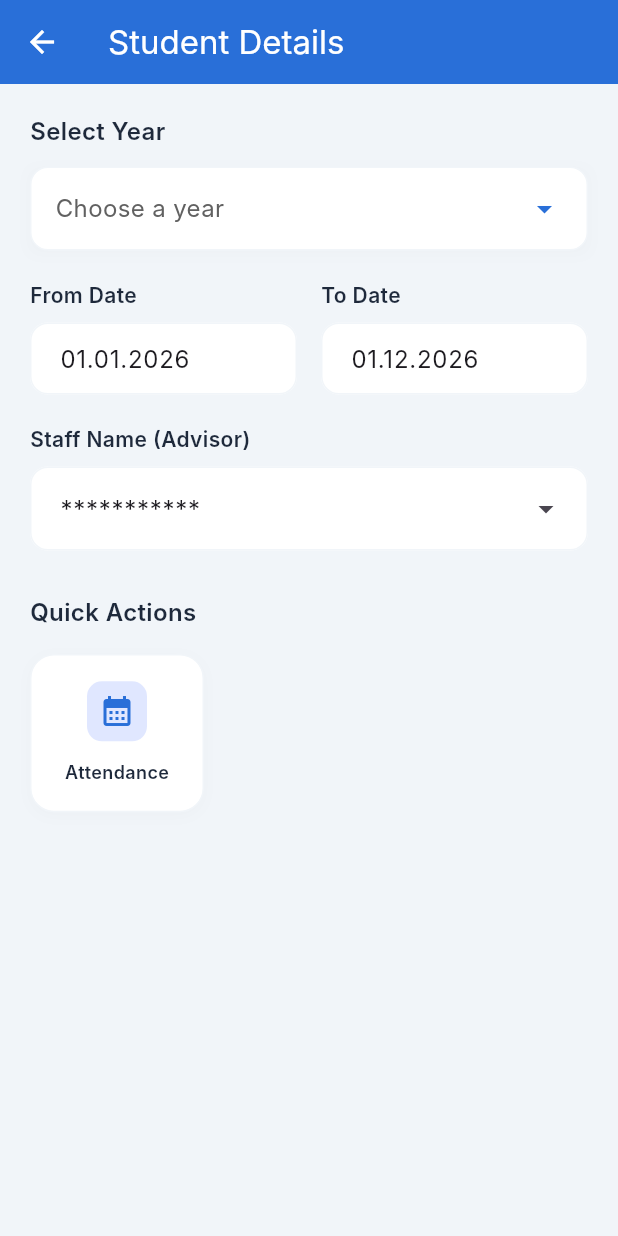
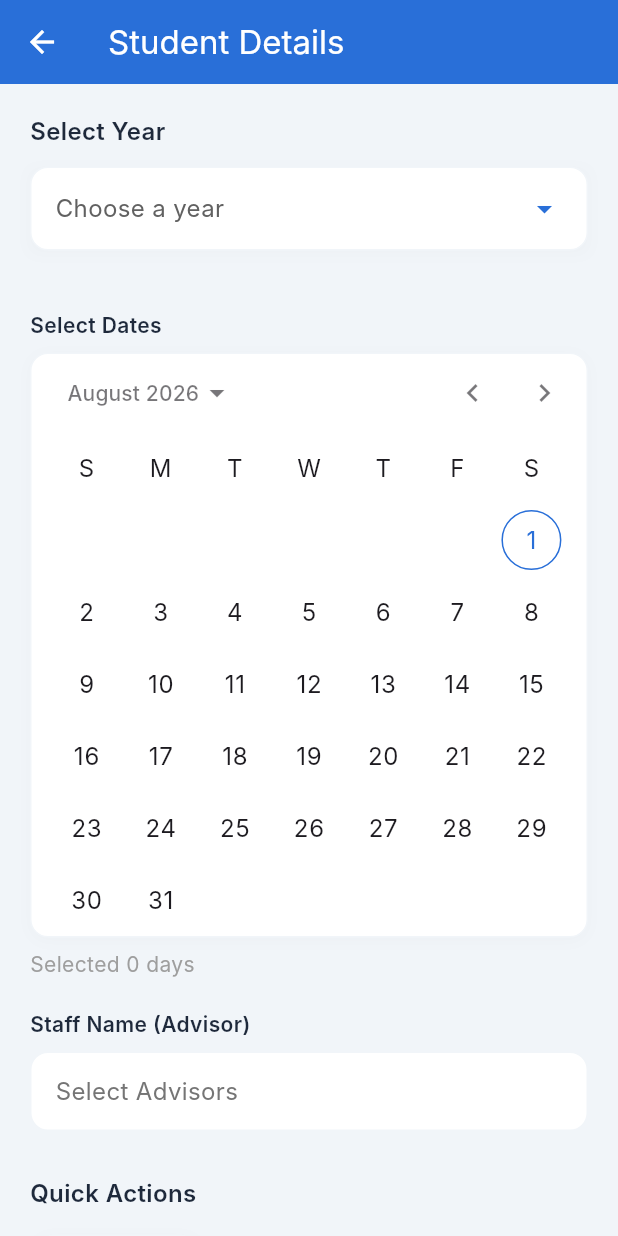
Before and after one commit to gohul2056-star/it_letter_pad, a Flutter app: the StudentDetailsScreen screen opened directly, on a phone screen of 412 x 824 dp. Run offline on Flutter 3.47's test engine with Material 3 defaults, Android fonts, the phone set to English and light mode, and no system bars; drawn by our look-alikes of calendar_date_picker2; our stand-ins replace google_fonts, pdf, printing; missing offline and left inert: excel, file_selector; Roboto replaces fonts that are missing (Inter).

```diff
--- a/lib/pdf_generator_service.dart
+++ b/lib/pdf_generator_service.dart
@@ -194,7 +194,11 @@ class PdfGeneratorService {
                     pw.Column(
                       crossAxisAlignment: pw.CrossAxisAlignment.center,
                       children: [
-                        pw.Text(advisor.isNotEmpty ? advisor : 'Ms. K. Ramya Thamizharasi, AP/IT', style: pw.TextStyle(font: englishBold, fontSize: 10)),
+                        pw.Text(
+                          (advisor.isNotEmpty ? advisor : 'Ms. K. Ramya Thamizharasi, AP/IT').replaceAll(' & ', '\n'),
+                          style: pw.TextStyle(font: englishBold, fontSize: 10),
+                          textAlign: pw.TextAlign.center,
+                        ),
                         pw.SizedBox(height: 2),
                         pwAdvTitle,
                       ]
--- a/lib/student_details.dart
+++ b/lib/student_details.dart
@@ -1,5 +1,7 @@
 import 'dart:typed_data';
 import 'package:flutter/material.dart';
+import 'package:calendar_date_picker2/calendar_date_picker2.dart';
+import 'package:intl/intl.dart';
 import 'attendance_screen.dart';
 import 'pdf_generator_service.dart';
 
@@ -14,14 +16,22 @@ class _StudentDetailsScreenState extends State<StudentDetailsScreen> {
   String? _selectedYear;
   Uint8List? _excelBytes;
   final PdfGeneratorService _pdfService = PdfGeneratorService();
-  final TextEditingController _fromDateController = TextEditingController(text: '01.01.${DateTime.now().year}');
-  final TextEditingController _toDateController = TextEditingController(text: '01.12.${DateTime.now().year}');
-  final TextEditingController _advisorController = TextEditingController(text: '***********');
+  List<DateTime?> _selectedDates = [];
+  final TextEditingController _advisorController = TextEditingController(text: '');
+
+  final List<String> _staffOptions = [
+    'Dr. R. Chithra Devi',
+    'Mrs. K.P. Ramya',
+    'Ms. K. Ramya Thamizharasi',
+    'Mrs. N. Rajeswari',
+    'Mr. J.Amos Viyanikaran',
+    'Mrs. M. Petchithai',
+    'Mrs. A. Shilba',
+  ];
+  List<String> _selectedStaff = [];
 
   @override
   void dispose() {
-    _fromDateController.dispose();
-    _toDateController.dispose();
     _advisorController.dispose();
     super.dispose();
   }
@@ -116,75 +126,97 @@ class _StudentDetailsScreenState extends State<StudentDetailsScreen> {
               ),
             ),
             const SizedBox(height: 20),
-            Row(
-              children: [
-                Expanded(
-                  child: Column(
-                    crossAxisAlignment: CrossAxisAlignment.start,
-                    children: [
-                      const Text('From Date', style: TextStyle(fontWeight: FontWeight.w600, color: Color(0xFF1E293B))),
-                      const SizedBox(height: 8),
-                      TextField(
-                        controller: _fromDateController,
-                        decoration: InputDecoration(
-                          filled: true,
-                          fillColor: Colors.white,
-                          contentPadding: const EdgeInsets.symmetric(horizontal: 16),
-                          border: OutlineInputBorder(borderRadius: BorderRadius.circular(12), borderSide: const BorderSide(color: Color(0xFFF1F5F9))),
-                          enabledBorder: OutlineInputBorder(borderRadius: BorderRadius.circular(12), borderSide: const BorderSide(color: Color(0xFFF1F5F9))),
-                          focusedBorder: OutlineInputBorder(borderRadius: BorderRadius.circular(12), borderSide: const BorderSide(color: Color(0xFF296FD8))),
-                        ),
-                      ),
-                    ],
+            const SizedBox(height: 20),
+            const Text('Select Dates', style: TextStyle(fontWeight: FontWeight.w600, color: Color(0xFF1E293B))),
+            const SizedBox(height: 8),
+            Container(
+              decoration: BoxDecoration(
+                color: Colors.white,
+                borderRadius: BorderRadius.circular(12),
+                border: Border.all(color: const Color(0xFFF1F5F9)),
+                boxShadow: [
+                  BoxShadow(
+                    color: Colors.black.withOpacity(0.02),
+                    blurRadius: 8,
+                    offset: const Offset(0, 2),
                   ),
+                ],
+              ),
+              child: CalendarDatePicker2(
+                config: CalendarDatePicker2Config(
+                  calendarType: CalendarDatePicker2Type.multi,
+                  selectedDayHighlightColor: const Color(0xFF296FD8),
                 ),
-                const SizedBox(width: 16),
-                Expanded(
-                  child: Column(
-                    crossAxisAlignment: CrossAxisAlignment.start,
-                    children: [
-                      const Text('To Date', style: TextStyle(fontWeight: FontWeight.w600, color: Color(0xFF1E293B))),
-                      const SizedBox(height: 8),
-                      TextField(
-                        controller: _toDateController,
-                        decoration: InputDecoration(
-                          filled: true,
-                          fillColor: Colors.white,
-                          contentPadding: const EdgeInsets.symmetric(horizontal: 16),
-                          border: OutlineInputBorder(borderRadius: BorderRadius.circular(12), borderSide: const BorderSide(color: Color(0xFFF1F5F9))),
-                          enabledBorder: OutlineInputBorder(borderRadius: BorderRadius.circular(12), borderSide: const BorderSide(color: Color(0xFFF1F5F9))),
-                          focusedBorder: OutlineInputBorder(borderRadius: BorderRadius.circular(12), borderSide: const BorderSide(color: Color(0xFF296FD8))),
-                        ),
-                      ),
-                    ],
-                  ),
-                ),
-              ],
+                value: _selectedDates,
+                onValueChanged: (dates) => setState(() => _selectedDates = dates),
+              ),
             ),
+            const SizedBox(height: 8),
+            Text('Selected ${_selectedDates.where((d) => d != null).length} days', style: const TextStyle(color: Colors.grey)),
             const SizedBox(height: 20),
             const Text('Staff Name (Advisor)', style: TextStyle(fontWeight: FontWeight.w600, color: Color(0xFF1E293B))),
             const SizedBox(height: 8),
-            DropdownMenu<String>(
-              controller: _advisorController,
-              initialSelection: 'Enter or Select Name',
-              width: MediaQuery.of(context).size.width - 40,
-              inputDecorationTheme: InputDecorationTheme(
-                filled: true,
-                fillColor: Colors.white,
-                contentPadding: const EdgeInsets.symmetric(horizontal: 16),
-                border: OutlineInputBorder(borderRadius: BorderRadius.circular(12), borderSide: const BorderSide(color: Color(0xFFF1F5F9))),
-                enabledBorder: OutlineInputBorder(borderRadius: BorderRadius.circular(12), borderSide: const BorderSide(color: Color(0xFFF1F5F9))),
-                focusedBorder: OutlineInputBorder(borderRadius: BorderRadius.circular(12), borderSide: const BorderSide(color: Color(0xFF296FD8))),
+            GestureDetector(
+              onTap: () async {
+                final selected = await showDialog<List<String>>(
+                  context: context,
+                  builder: (context) {
+                    List<String> tempSelected = List.from(_selectedStaff);
+                    return StatefulBuilder(
+                      builder: (context, setState) {
+                        return AlertDialog(
+                          title: const Text('Select Advisors'),
+                          content: SingleChildScrollView(
+                            child: Column(
+                              mainAxisSize: MainAxisSize.min,
+                              children: _staffOptions.map((staff) {
+                                return CheckboxListTile(
+                                  title: Text(staff),
+                                  value: tempSelected.contains(staff),
+                                  onChanged: (bool? value) {
+                                    setState(() {
+                                      if (value == true) {
+                                        tempSelected.add(staff);
+                                      } else {
+                                        tempSelected.remove(staff);
+                                      }
+                                    });
+                                  },
+                                );
+                              }).toList(),
+                            ),
+                          ),
+                          actions: [
+                            TextButton(onPressed: () => Navigator.pop(context), child: const Text('Cancel')),
+                            TextButton(onPressed: () => Navigator.pop(context, tempSelected), child: const Text('OK')),
+                          ],
+                        );
+                      }
+                    );
+                  }
+                );
+                if (selected != null) {
+                  setState(() {
+                    _selectedStaff = selected;
+                    _advisorController.text = _selectedStaff.join(' & ');
+                  });
+                }
+              },
+              child: Container(
+                width: MediaQuery.of(context).size.width - 40,
+                padding: const EdgeInsets.symmetric(horizontal: 16, vertical: 14),
+                decoration: BoxDecoration(
+                  color: Colors.white,
+                  border: Border.all(color: const Color(0xFFF1F5F9)),
+                  borderRadius: BorderRadius.circular(12),
+                ),
+                child: Text(
+                  _selectedStaff.isEmpty ? 'Select Advisors' : _selectedStaff.join(' & '),
+                  style: TextStyle(fontSize: 16, color: _selectedStaff.isEmpty ? Colors.grey[600] : const Color(0xFF1E293B)),
+                  maxLines: 1,
+                  overflow: TextOverflow.ellipsis,
+                ),
               ),
-              dropdownMenuEntries: const [
-                DropdownMenuEntry(value: 'Dr. R. Chithra Devi', label: 'Dr. R. Chithra Devi, ASP/IT'),
-                DropdownMenuEntry(value: 'Mrs. K.P. Ramya', label: 'Mrs. K.P. Ramya, AP/IT'),
-                DropdownMenuEntry(value: 'Ms. K. Ramya Thamizharasi ', label: 'Ms. K. Ramya Thamizharasi, AP/IT'),
-                DropdownMenuEntry(value: 'Mrs. N. Rajeswari ', label: 'Mrs. N. Rajeswari, AP/IT'),
-                DropdownMenuEntry(value: 'Mr. J.Amos Viyanikaran ', label: 'Mr.J.Amos Viyanikaran, AP/IT'),
-                DropdownMenuEntry(value: 'Mrs. M. Petchithai ', label: 'Mrs. M. Petchithai, AP/IT'),
-                DropdownMenuEntry(value: 'Mrs. A. Shilba ', label: 'Mrs. A. Shilba, AP/IT'),
-              ],
             ),
             const SizedBox(height: 30),
             const Text(
@@ -262,14 +294,37 @@ class _StudentDetailsScreenState extends State<StudentDetailsScreen> {
                   ),
                 );
               } else {
+                final validDates = _selectedDates.where((d) => d != null).map((d) => d!).toList();
+                if (validDates.isEmpty) {
+                  showDialog(
+                    context: context,
+                    builder: (context) => AlertDialog(
+                      title: const Text('Action Required'),
+                      content: const Text('Please select at least one date from the calendar.'),
+                      actions: [
+                        TextButton(
+                          onPressed: () => Navigator.pop(context),
+                          child: const Text('OK'),
+                        ),
+                      ],
+                    ),
+                  );
+                  return;
+                }
+                validDates.sort();
+                final fromDate = DateFormat('dd.MM.yyyy').format(validDates.first);
+                final toDate = DateFormat('dd.MM.yyyy').format(validDates.last);
+                final totalSelectedDays = validDates.length;
+
                 Navigator.push(
                   context,
                   MaterialPageRoute(
                     builder: (context) => AttendanceScreen(
                       year: _selectedYear!,
                       excelBytes: _excelBytes!,
-                      fromDate: _fromDateController.text,
-                      toDate: _toDateController.text,
+                      fromDate: fromDate,
+                      toDate: toDate,
+                      totalSelectedDays: totalSelectedDays,
                       advisor: _advisorController.text,
                     ),
                   ),
--- a/pubspec.yaml
+++ b/pubspec.yaml
@@ -41,6 +41,8 @@ dependencies:
   printing: ^5.14.3
   google_fonts: ^8.2.0
   file_selector: ^1.1.0
+  calendar_date_picker2: ^3.0.0
+  intl: ^0.20.3
 
 dev_dependencies:
   flutter_test:
```
Also changed, not shown: lib/attendance_screen.dart (+30 -3 lines), pubspec.lock.
